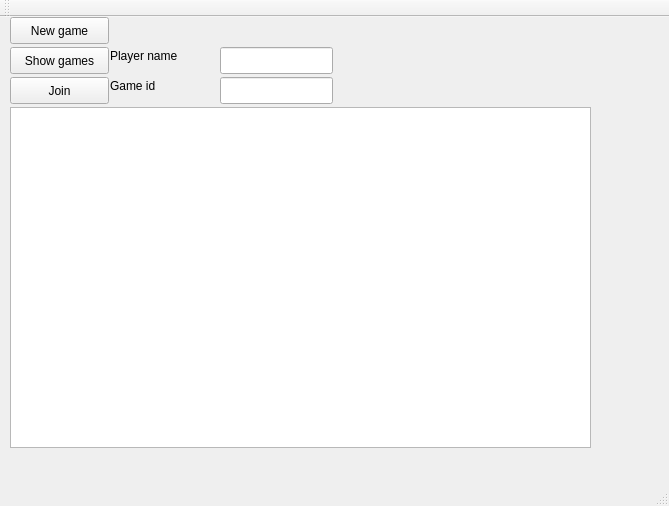
Old version of the form client/mainwindow.ui in the repository vincentvanbush/maumau.
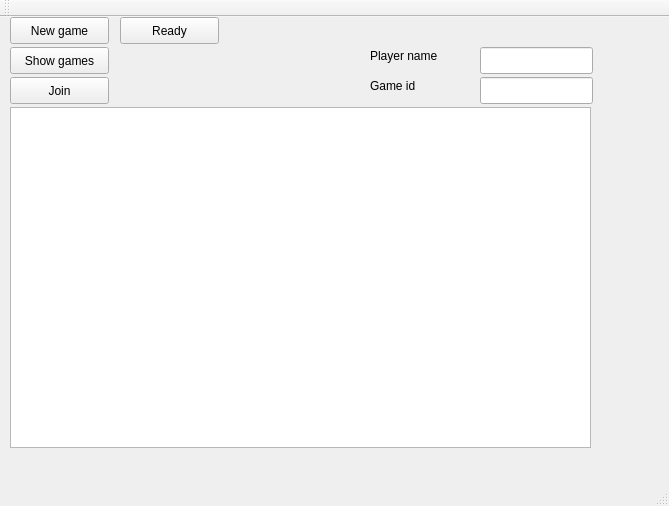
New version of the form.

Commit message: Sending readyMsg and receiving startGameMsg, showing cards in hand

Patch:
```diff
--- a/client/mainwindow.ui
+++ b/client/mainwindow.ui
@@ -43,7 +43,7 @@
    <widget class="QLineEdit" name="setNameEdit">
     <property name="geometry">
      <rect>
-      <x>220</x>
+      <x>480</x>
       <y>30</y>
       <width>113</width>
       <height>27</height>
@@ -76,7 +76,7 @@
    <widget class="QLineEdit" name="setGameIdEdit">
     <property name="geometry">
      <rect>
-      <x>220</x>
+      <x>480</x>
       <y>60</y>
       <width>113</width>
       <height>27</height>
@@ -86,7 +86,7 @@
    <widget class="QLabel" name="label">
     <property name="geometry">
      <rect>
-      <x>110</x>
+      <x>370</x>
       <y>30</y>
       <width>91</width>
       <height>17</height>
@@ -99,7 +99,7 @@
    <widget class="QLabel" name="label_2">
     <property name="geometry">
      <rect>
-      <x>110</x>
+      <x>370</x>
       <y>60</y>
       <width>91</width>
       <height>17</height>
@@ -109,6 +109,19 @@
      <string>Game id</string>
     </property>
    </widget>
+   <widget class="QPushButton" name="readyButton">
+    <property name="geometry">
+     <rect>
+      <x>120</x>
+      <y>0</y>
+      <width>99</width>
+      <height>27</height>
+     </rect>
+    </property>
+    <property name="text">
+     <string>Ready</string>
+    </property>
+   </widget>
   </widget>
   <widget class="QMenuBar" name="menuBar">
    <property name="geometry">
```
The commit also changes 4 other files.
